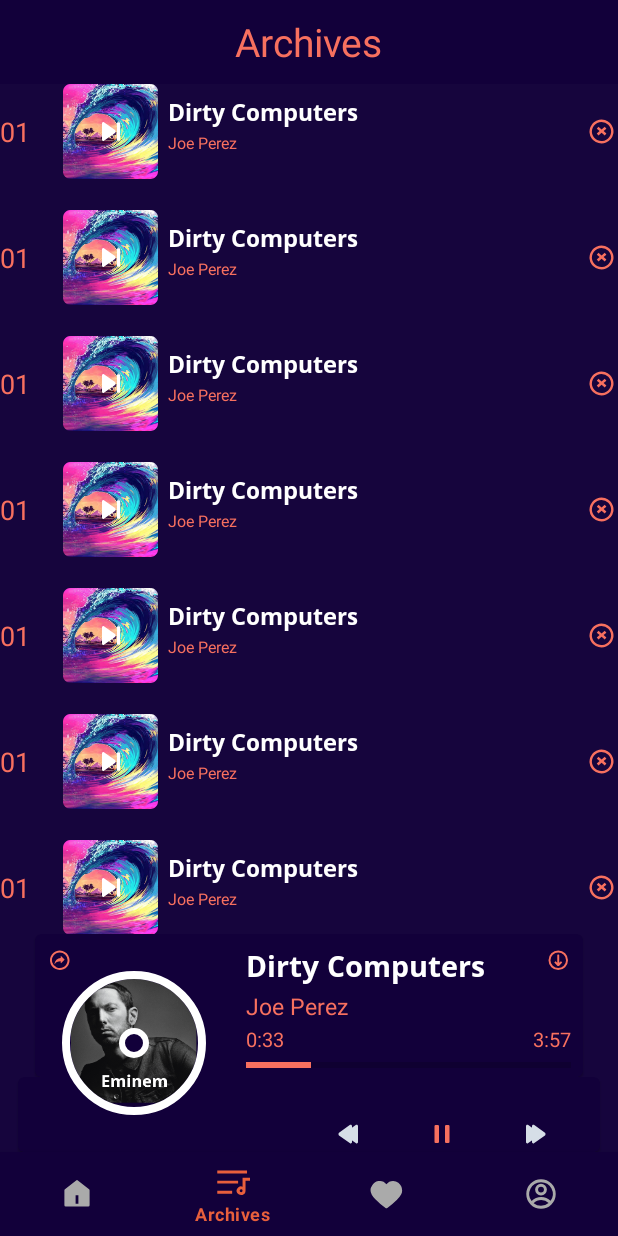
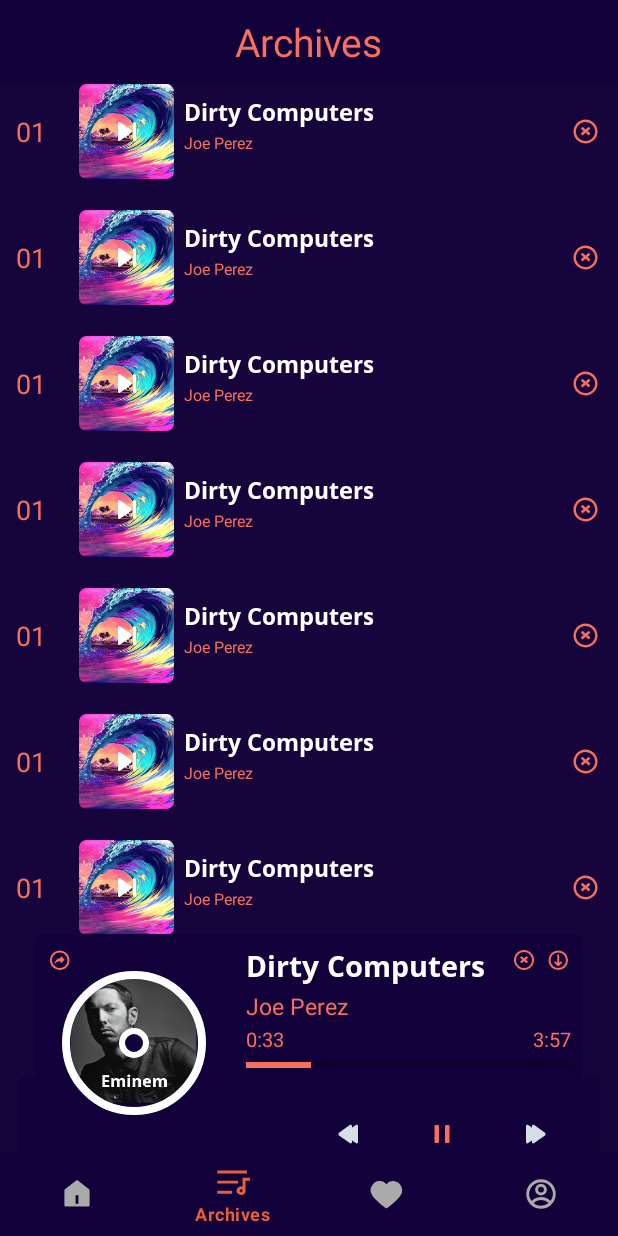
Before and after one commit to SohaybHassan/Musicana, an Android app: the ArchivesFragment screen opened through its navigation route, on a phone screen of 412 x 824 dp. Run offline under Robolectric (Android 15) with nearby library versions, the phone set to English and light mode, and no system bars; our stand-ins replace CircleImageView, navigation-ui, sdp/ssp sizes.

Commit message:
Merge branch 'master' of C:\Users\HP\AndroidStudioProjects\Musicana with conflicts.

```diff
--- a/app/src/main/java/com/prography/musicana/feature/MainActivity.java
+++ b/app/src/main/java/com/prography/musicana/feature/MainActivity.java
@@ -11,7 +11,6 @@ import androidx.navigation.Navigation;
 import androidx.navigation.fragment.NavHostFragment;
 import androidx.navigation.ui.NavigationUI;
 
-import android.content.Intent;
 import android.provider.Settings.Secure;
 import android.Manifest;
 import android.app.Activity;
@@ -27,10 +26,8 @@ import android.widget.Toast;
 import com.prography.musicana.R;
 import com.prography.musicana.databinding.ActivityMainBinding;
 
-public class MainActivity extends AppCompatActivity implements OnFragmentInteractionListener{
-
+public class MainActivity extends AppCompatActivity {
     private ActivityMainBinding binding;
-    private NavController navController;
 
     @Override
     protected void onCreate(Bundle savedInstanceState) {
@@ -46,59 +43,34 @@ public class MainActivity extends AppCompatActivity implements OnFragmentInterac
         NavigationUI.setupWithNavController(binding.bottomNavigation, navHostFragment.getNavController());
 
 
-        navController = navHostFragment.getNavController();
+        NavController navController = navHostFragment.getNavController();
         navController.addOnDestinationChangedListener(new NavController.OnDestinationChangedListener() {
             @Override
             public void onDestinationChanged(@NonNull NavController controller, @NonNull NavDestination destination, @Nullable Bundle arguments) {
                 switch (destination.getId()) {
                     case R.id.home:
-                        binding.toolbar.setVisibility(View.VISIBLE);
                         binding.tvTitle.setVisibility(View.VISIBLE);
                         binding.tvTitle2.setVisibility(View.GONE);
                         binding.tvTitle.setText("Home");
                         binding.imgCatagory.setVisibility(View.VISIBLE);
-
-                        binding.cardInclude.getRoot().setVisibility(View.VISIBLE);
-
                         break;
                     case R.id.favorite:
-                        binding.toolbar.setVisibility(View.VISIBLE);
                         binding.tvTitle2.setText("Favorite");
                         binding.tvTitle.setVisibility(View.GONE);
                         binding.tvTitle2.setVisibility(View.VISIBLE);
                         binding.imgCatagory.setVisibility(View.GONE);
-
-                        binding.cardInclude.getRoot().setVisibility(View.VISIBLE);
-
                         break;
                     case R.id.archives:
-                        binding.toolbar.setVisibility(View.VISIBLE);
                         binding.tvTitle2.setText("Archives");
                         binding.tvTitle.setVisibility(View.GONE);
                         binding.tvTitle2.setVisibility(View.VISIBLE);
                         binding.imgCatagory.setVisibility(View.GONE);
-
-                        binding.cardInclude.getRoot().setVisibility(View.VISIBLE);
-
                         break;
                     case R.id.profile:
-
-                        binding.cardInclude.getRoot().setVisibility(View.INVISIBLE);
-
-                        binding.toolbar.setVisibility(View.VISIBLE);
                         binding.tvTitle2.setText("Profile");
                         binding.tvTitle.setVisibility(View.GONE);
                         binding.tvTitle2.setVisibility(View.VISIBLE);
                         binding.imgCatagory.setVisibility(View.GONE);
-
-                        break;
-
-                    case R.id.editProfileFragment:
-
-                        binding.cardInclude.getRoot().setVisibility(View.INVISIBLE);
-
-                        binding.toolbar.setVisibility(View.GONE);
-
                         break;
                 }
             }
@@ -110,16 +82,4 @@ public class MainActivity extends AppCompatActivity implements OnFragmentInterac
     }
 
 
-    @Override
-    public void onFragmentInteraction(int id) {
-        switch (id) {
-            case R.id.editProfileFragment:
-                navController.navigate(R.id.editProfileFragment);
-                break;
-            case 0:
-                navController.popBackStack();
-                break;
-        }
-    }
-
 }
--- a/app/src/main/java/com/prography/musicana/feature/bottomNavigationViewFragment/home/HomeFragment.java
+++ b/app/src/main/java/com/prography/musicana/feature/bottomNavigationViewFragment/home/HomeFragment.java
@@ -3,6 +3,7 @@ package com.prography.musicana.feature.bottomNavigationViewFragment.home;
 import android.app.ActionBar;
 import android.app.Activity;
 import android.content.Context;
+import android.content.Intent;
 import android.os.Bundle;
 
 import androidx.annotation.NonNull;
@@ -22,6 +23,7 @@ import com.prography.musicana.feature.MainActivity;
 import com.prography.musicana.feature.bottomNavigationViewFragment.home.mapFragment.MapFragment;
 import com.prography.musicana.feature.bottomNavigationViewFragment.home.onlineFragment.OnlineFragment;
 import com.prography.musicana.feature.bottomNavigationViewFragment.home.phoneFragment.PhoneFragment;
+import com.prography.musicana.feature.bottomNavigationViewFragment.home.search.SearchActivity;
 
 
 public class HomeFragment extends Fragment {
@@ -70,6 +72,17 @@ public class HomeFragment extends Fragment {
 
             }
         });
+        binding.imgSearch.setOnClickListener(new View.OnClickListener() {
+            @Override
+            public void onClick(View view) {
+                Intent search = new Intent(getContext(), SearchActivity.class);
+                startActivity(search);
+
+
+
+
+            }
+        });
     }
 
 
--- /dev/null
+++ b/app/src/main/res/drawable/ic_close_card.xml
@@ -0,0 +1,9 @@
+<vector xmlns:android="http://schemas.android.com/apk/res/android"
+    android:width="13.001dp"
+    android:height="13dp"
+    android:viewportWidth="13.001"
+    android:viewportHeight="13">
+  <path
+      android:pathData="M6.5,13a6.5,6.5 0,1 1,2.488 -0.495A6.508,6.508 0,0 1,6.5 13ZM6.5,1.3a5.2,5.2 0,1 0,3.677 1.523A5.206,5.206 0,0 0,6.5 1.3ZM4.852,8.687h0l-0.9,-1.1L5.46,6.293 3.952,5l0.9,-1.1 1.7,1.457L8.249,3.9l0.9,1.1L7.642,6.293l1.509,1.3 -0.9,1.1 -1.7,-1.456 -1.7,1.457Z"
+      android:fillColor="#f7705f"/>
+</vector>
--- a/app/src/main/res/layout/activity_main.xml
+++ b/app/src/main/res/layout/activity_main.xml
@@ -61,6 +61,7 @@
     </androidx.fragment.app.FragmentContainerView>
 
     <androidx.constraintlayout.widget.ConstraintLayout
+        android:id="@+id/contener_card"
         android:layout_width="match_parent"
         android:layout_height="wrap_content"
         app:layout_constraintBottom_toTopOf="@id/bottom_navigation"
--- a/app/src/main/res/layout/card_run_music.xml
+++ b/app/src/main/res/layout/card_run_music.xml
@@ -42,6 +42,15 @@
                 app:layout_constraintEnd_toEndOf="parent"
                 app:layout_constraintTop_toTopOf="parent" />
 
+            <ImageView
+                android:id="@+id/colas_card"
+                android:layout_width="wrap_content"
+                android:layout_height="wrap_content"
+                android:src="@drawable/ic_close_card"
+                android:layout_marginEnd="@dimen/_5sdp"
+                app:layout_constraintBottom_toBottomOf="@id/download"
+                app:layout_constraintEnd_toStartOf="@id/download"
+                app:layout_constraintTop_toTopOf="@id/download"/>
 
             <TextView
                 android:id="@+id/name_musec"
--- a/app/src/main/res/layout/fragment_archives.xml
+++ b/app/src/main/res/layout/fragment_archives.xml
@@ -8,6 +8,8 @@
 
     <!-- TODO: Update blank fragment layout -->
     <androidx.recyclerview.widget.RecyclerView
+        android:layout_marginStart="@dimen/_8sdp"
+        android:layout_marginEnd="@dimen/_8sdp"
         android:id="@+id/rv_archives"
         android:layout_width="match_parent"
         android:layout_height="match_parent"
--- a/app/src/main/res/layout/fragment_favorite.xml
+++ b/app/src/main/res/layout/fragment_favorite.xml
@@ -8,6 +8,8 @@
 
 
     <androidx.recyclerview.widget.RecyclerView
+        android:layout_marginStart="@dimen/_8sdp"
+        android:layout_marginEnd="@dimen/_8sdp"
        android:id="@+id/rv_favorite"
         android:layout_width="match_parent"
         android:layout_height="match_parent"
--- a/app/src/main/res/layout/fragment_home.xml
+++ b/app/src/main/res/layout/fragment_home.xml
@@ -40,6 +40,7 @@
     </com.google.android.material.tabs.TabLayout>
 
     <ImageView
+        android:id="@+id/img_search"
         android:layout_width="wrap_content"
         android:layout_height="wrap_content"
         android:layout_marginEnd="@dimen/_8sdp"
@@ -48,10 +49,13 @@
         app:layout_constraintEnd_toEndOf="parent"
         app:layout_constraintTop_toTopOf="parent" />
 
+
+
     <FrameLayout
         android:id="@+id/home_contener"
         android:layout_width="match_parent"
         android:layout_height="0dp"
+
         android:background="@color/tab_contener"
         app:layout_constraintBottom_toBottomOf="parent"
         app:layout_constraintEnd_toEndOf="parent"
--- a/app/src/main/res/layout/fragment_onpoard_four.xml
+++ b/app/src/main/res/layout/fragment_onpoard_four.xml
@@ -12,7 +12,7 @@
         android:id="@+id/img_onpoard_one"
         android:layout_width="wrap_content"
         android:layout_height="wrap_content"
-        android:layout_marginTop="@dimen/_50sdp"
+        android:layout_marginTop="@dimen/_40sdp"
         android:src="@drawable/image_onpoard_four"
 
         app:layout_constraintEnd_toEndOf="parent"
@@ -24,7 +24,7 @@
         android:layout_width="wrap_content"
         android:layout_height="wrap_content"
         android:layout_gravity="center"
-        android:layout_marginTop="@dimen/_40sdp"
+        android:layout_marginTop="@dimen/_30sdp"
         android:text="@string/text_1_four"
         android:textColor="@color/textColor_or_w"
         android:textSize="@dimen/_18sdp"
--- a/app/src/main/res/layout/fragment_phone.xml
+++ b/app/src/main/res/layout/fragment_phone.xml
@@ -8,10 +8,11 @@
 
 
     <androidx.recyclerview.widget.RecyclerView
-        android:layout_marginTop="@dimen/_5sdp"
         android:id="@+id/rv_phone_fragment"
         android:layout_width="match_parent"
         android:layout_height="match_parent"
-        />
+        android:layout_marginStart="@dimen/_8sdp"
+        android:layout_marginTop="@dimen/_5sdp"
+        android:layout_marginEnd="@dimen/_8sdp" />
 
 </FrameLayout>
--- a/app/src/main/res/values/colors.xml
+++ b/app/src/main/res/values/colors.xml
@@ -1,6 +1,6 @@
 <?xml version="1.0" encoding="utf-8"?>
 <resources>
-    <color name="colorPrimary">#6200EE</color>
+    <color name="colorPrimary">#F7705F</color>
     <color name="colorPrimaryDark">#16053D</color>
     <color name="colorAccent">#03DAC5</color>
     <color name="appBackground">#16053D</color>
```
Also changed, not shown: app/src/main/AndroidManifest.xml (+6 -6 lines), app/src/main/java/com/prography/musicana/feature/bottomNavigationViewFragment/home/search/SearchActivity.java (added, +16 -0 lines), app/src/main/res/animator/my_animation.xml (added, +8 -0 lines), app/src/main/res/drawable/ed_search_shape.xml (added, +7 -0 lines), app/src/main/res/layout/activity_onboarding.xml (+6 -6 lines), app/src/main/res/layout/activity_search.xml (added, +9 -0 lines).
